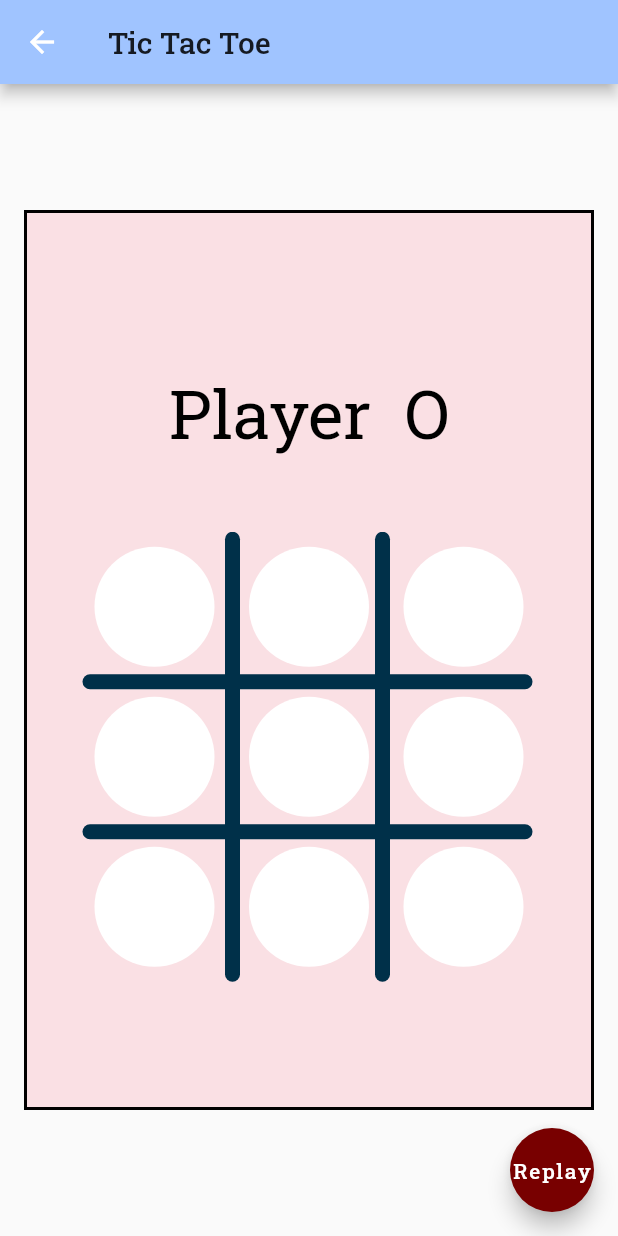
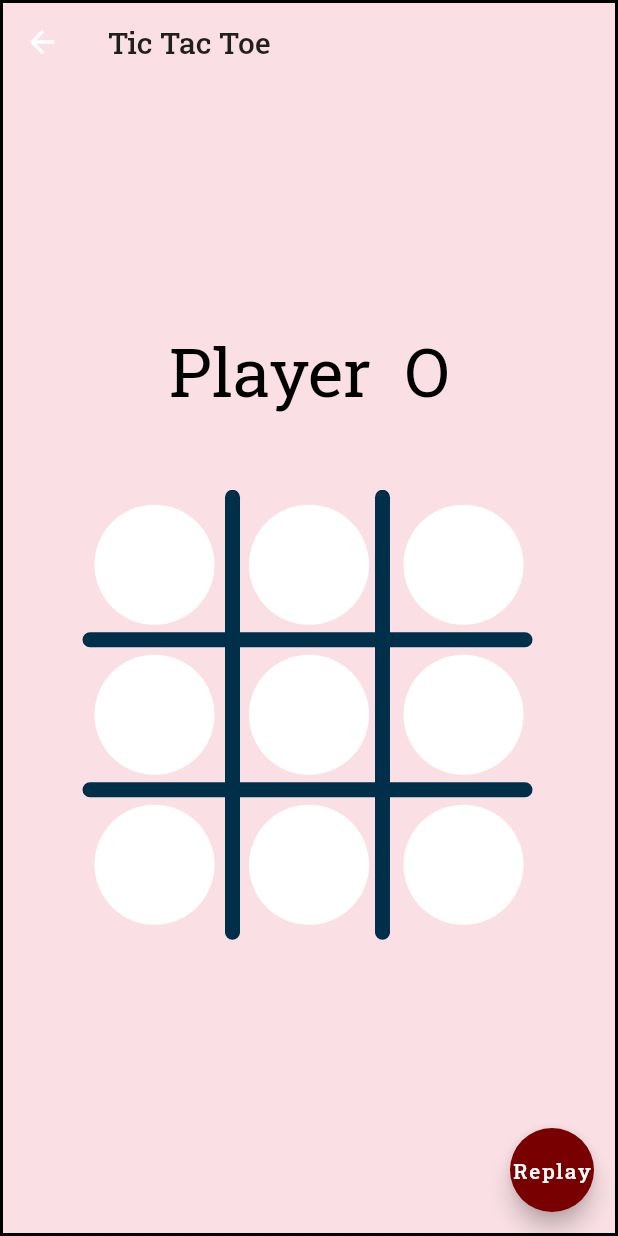
Before and after one commit to krishnatrea/Tictactoe-flutter, a Flutter app: the screen it shows after launch, after a tap on "Single Player", on a phone screen of 412 x 824 dp. Run offline on Flutter 3.47's test engine with Material 2 defaults, Android fonts, the phone set to English and light mode, and no system bars.

Commit message:
Tic Tac Toe

```diff
--- a/lib/Screens/GameScreen.dart
+++ b/lib/Screens/GameScreen.dart
@@ -16,17 +16,21 @@ class _GameScreenState extends State<GameScreen> {
   @override
   Widget build(BuildContext context) {
     return Scaffold(
+      extendBodyBehindAppBar: true,
+      extendBody: true,
       appBar: AppBar(
-        backgroundColor: Color(0xffa0c4ff),
+        backgroundColor: Colors.transparent,
+        shadowColor: Colors.transparent,
         title: Text(
           "Tic Tac Toe",
+          textAlign: TextAlign.center,
           style: Theme.of(context).textTheme.headline6,
         ),
       ),
       body: Center(
         child: Container(
-          height: 600,
-          width: 380,
+          height: MediaQuery.of(context).size.height,
+          width: MediaQuery.of(context).size.width,
           decoration: BoxDecoration(
             color: Color(0xfffae0e4),
             shape: BoxShape.rectangle,
--- a/lib/Screens/home.dart
+++ b/lib/Screens/home.dart
@@ -10,17 +10,19 @@ class _HomeState extends State<Home> {
   @override
   Widget build(BuildContext context) {
     return Scaffold(
-      appBar: AppBar(
-        backgroundColor: Color(0xffa0c4ff),
-        title: Text(
-          "Tic Tac Toe",
-          style: Theme.of(context).textTheme.headline6,
-        ),
-      ),
+      // appBar: AppBar(
+      //   backgroundColor: Colors.transparent,
+      //   shadowColor: Colors.transparent,
+      //   title: Text(
+      //     "Tic Tac Toe",
+      //     textAlign: TextAlign.center,
+      //     style: Theme.of(context).textTheme.headline6,
+      //   ),
+      // ),
       body: Center(
         child: Container(
-          width: 380,
-          height: 600,
+          width: MediaQuery.of(context).size.height,
+          height: double.infinity,
           decoration: BoxDecoration(
             color: Color(0xfffae0e4),
             shape: BoxShape.rectangle,
@@ -28,6 +30,7 @@ class _HomeState extends State<Home> {
           ),
           child: Column(
             crossAxisAlignment: CrossAxisAlignment.center,
+            mainAxisAlignment: MainAxisAlignment.center,
             children: [
               SizedBox(
                 height: 20,
```
